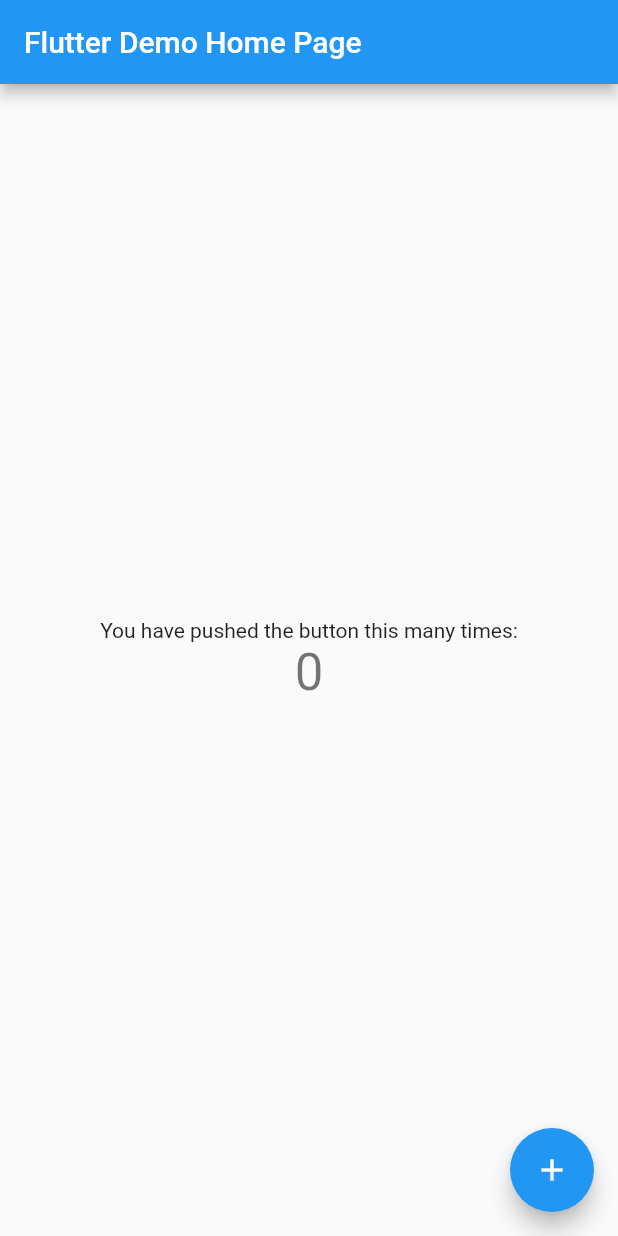
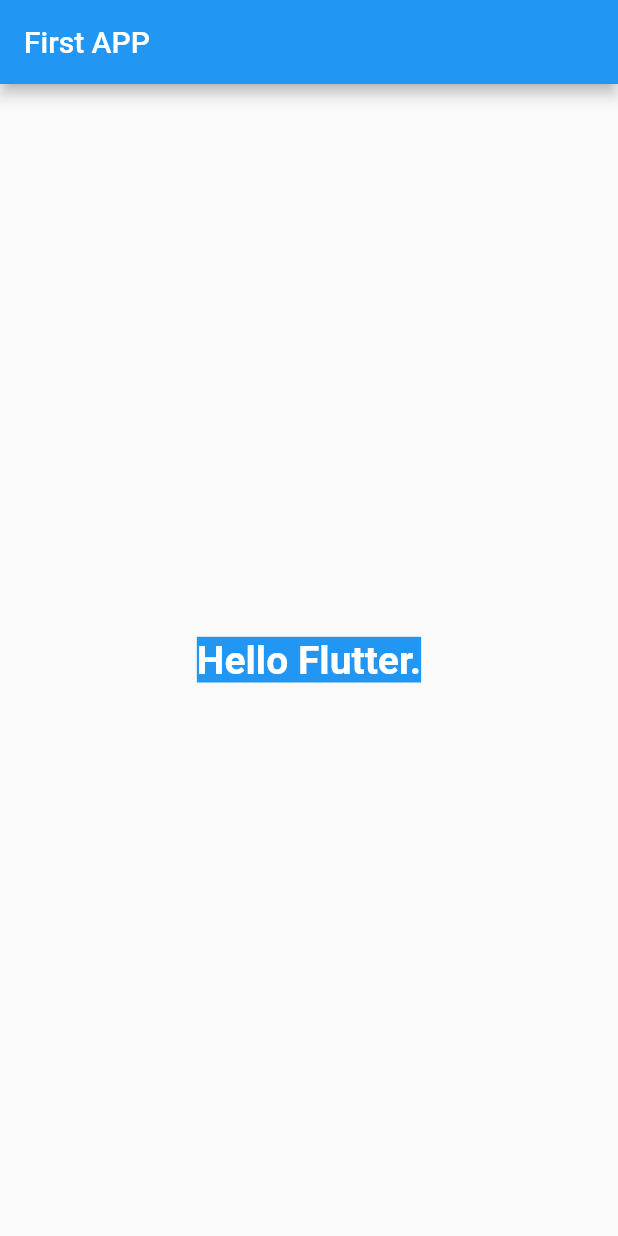
Before and after one commit to NickYuu/learn_flutter, a Flutter app: the screen it shows after launch, on a phone screen of 412 x 824 dp. Run offline on Flutter 3.47's test engine with Material 2 defaults, Android fonts, the phone set to English and light mode, and no system bars.

Commit message:
最簡單的App

```diff
--- a/lib/main.dart
+++ b/lib/main.dart
@@ -3,109 +3,30 @@ import 'package:flutter/material.dart';
 void main() => runApp(MyApp());
 
 class MyApp extends StatelessWidget {
-  // This widget is the root of your application.
   @override
   Widget build(BuildContext context) {
     return MaterialApp(
-      title: 'Flutter Demo',
-      theme: ThemeData(
-        // This is the theme of your application.
-        //
-        // Try running your application with "flutter run". You'll see the
-        // application has a blue toolbar. Then, without quitting the app, try
-        // changing the primarySwatch below to Colors.green and then invoke
-        // "hot reload" (press "r" in the console where you ran "flutter run",
-        // or simply save your changes to "hot reload" in a Flutter IDE).
-        // Notice that the counter didn't reset back to zero; the application
-        // is not restarted.
-        primarySwatch: Colors.blue,
+        home: Scaffold(
+      appBar: AppBar(
+        title: Text('First APP'),
       ),
-      home: MyHomePage(title: 'Flutter Demo Home Page'),
+      body: HomePage(),
+    ));
+  }
+}
+
+class HomePage extends StatelessWidget {
+  @override
+  Widget build(BuildContext context) {
+    return Center(
+      child: Text(
+        'Hello Flutter.',
+        style: TextStyle(
+            fontSize: 26,
+            fontWeight: FontWeight.bold,
+            backgroundColor: Colors.blue,
+            color: Colors.white),
+      ),
     );
   }
 }
-
-class MyHomePage extends StatefulWidget {
-  MyHomePage({Key key, this.title}) : super(key: key);
-
-  // This widget is the home page of your application. It is stateful, meaning
-  // that it has a State object (defined below) that contains fields that affect
-  // how it looks.
-
-  // This class is the configuration for the state. It holds the values (in this
-  // case the title) provided by the parent (in this case the App widget) and
-  // used by the build method of the State. Fields in a Widget subclass are
-  // always marked "final".
-
-  final String title;
-
-  @override
-  _MyHomePageState createState() => _MyHomePageState();
-}
-
-class _MyHomePageState extends State<MyHomePage> {
-  int _counter = 0;
-
-  void _incrementCounter() {
-    setState(() {
-      // This call to setState tells the Flutter framework that something has
-      // changed in this State, which causes it to rerun the build method below
-      // so that the display can reflect the updated values. If we changed
-      // _counter without calling setState(), then the build method would not be
-      // called again, and so nothing would appear to happen.
-      _counter++;
-    });
-  }
-
-  @override
-  Widget build(BuildContext context) {
-    // This method is rerun every time setState is called, for instance as done
-    // by the _incrementCounter method above.
-    //
-    // The Flutter framework has been optimized to make rerunning build methods
-    // fast, so that you can just rebuild anything that needs updating rather
-    // than having to individually change instances of widgets.
-    return Scaffold(
-      appBar: AppBar(
-        // Here we take the value from the MyHomePage object that was created by
-        // the App.build method, and use it to set our appbar title.
-        title: Text(widget.title),
-      ),
-      body: Center(
-        // Center is a layout widget. It takes a single child and positions it
-        // in the middle of the parent.
-        child: Column(
-          // Column is also a layout widget. It takes a list of children and
-          // arranges them vertically. By default, it sizes itself to fit its
-          // children horizontally, and tries to be as tall as its parent.
-          //
-          // Invoke "debug painting" (press "p" in the console, choose the
-          // "Toggle Debug Paint" action from the Flutter Inspector in Android
-          // Studio, or the "Toggle Debug Paint" command in Visual Studio Code)
-          // to see the wireframe for each widget.
-          //
-          // Column has various properties to control how it sizes itself and
-          // how it positions its children. Here we use mainAxisAlignment to
-          // center the children vertically; the main axis here is the vertical
-          // axis because Columns are vertical (the cross axis would be
-          // horizontal).
-          mainAxisAlignment: MainAxisAlignment.center,
-          children: <Widget>[
-            Text(
-              'You have pushed the button this many times:',
-            ),
-            Text(
-              '$_counter',
-              style: Theme.of(context).textTheme.display1,
-            ),
-          ],
-        ),
-      ),
-      floatingActionButton: FloatingActionButton(
-        onPressed: _incrementCounter,
-        tooltip: 'Increment',
-        child: Icon(Icons.add),
-      ), // This trailing comma makes auto-formatting nicer for build methods.
-    );
-  }
-}
```
